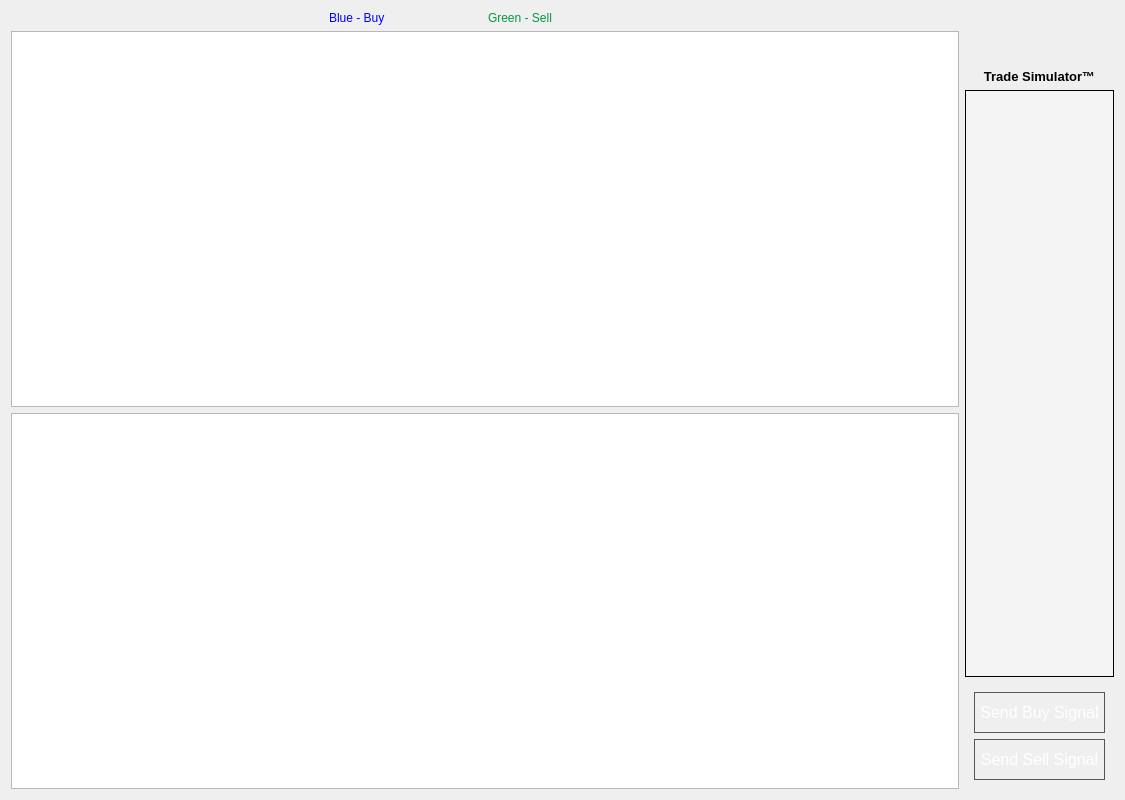
Qt form GUI_Mohammad_Trade_Simulator/tradesimulator.ui (mobeigi/Algorithmic-Trading) before a commit.
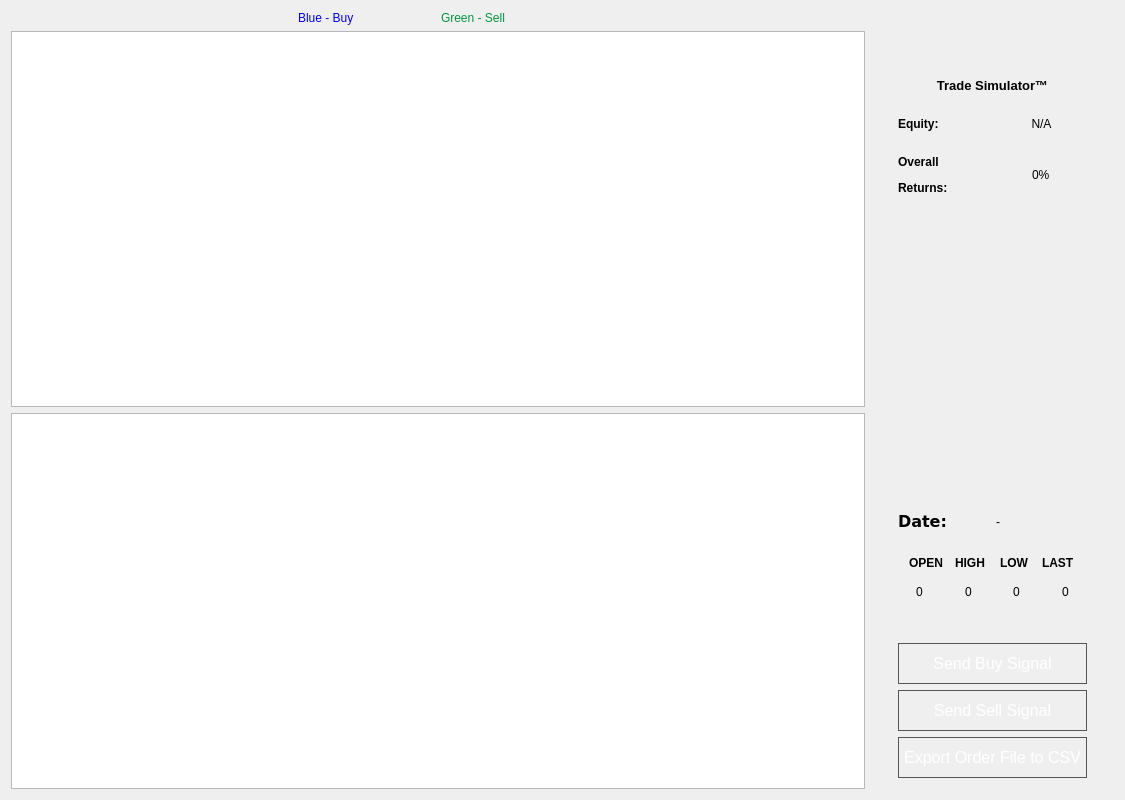
The same form after that commit. Icons and pictures are not drawn.

Commit message: Add completed trade simulator

Diff of the .ui file:
```diff
--- a/GUI_Mohammad_Trade_Simulator/tradesimulator.ui
+++ b/GUI_Mohammad_Trade_Simulator/tradesimulator.ui
@@ -70,6 +70,9 @@
          </item>
         </layout>
        </item>
+       <item>
+        <widget class="QGraphicsView" name="tradeSimulator_graphicsGraphDisplay"/>
+       </item>
        <item>
         <widget class="QTableWidget" name="tradeSimulator_returnsAnalysis">
          <property name="sortingEnabled">
@@ -77,15 +80,19 @@
          </property>
         </widget>
        </item>
-       <item>
-        <widget class="QGraphicsView" name="tradeSimulator_graphicsGraphDisplay"/>
-       </item>
       </layout>
      </item>
      <item>
+      <widget class="QWidget" name="" native="true">
+       <property name="maximumSize">
+        <size>
+         <width>360</width>
+         <height>16777215</height>
+        </size>
+       </property>
       <layout class="QVBoxLayout" name="RightPanel">
        <property name="bottomMargin">
-        <number>0</number>
+         <number>1</number>
        </property>
        <item>
         <spacer name="logoVerticalSpacer">
@@ -172,23 +179,111 @@
         </widget>
        </item>
        <item>
-        <widget class="QFrame" name="SummaryBox">
-         <property name="sizePolicy">
-          <sizepolicy hsizetype="Preferred" vsizetype="MinimumExpanding">
-           <horstretch>0</horstretch>
-           <verstretch>0</verstretch>
-          </sizepolicy>
-         </property>
+         <widget class="QWidget" name="verticalWidget" native="true">
+          <layout class="QVBoxLayout" name="SummaryLayout">
+           <property name="bottomMargin">
+            <number>1</number>
+           </property>
+           <item>
+            <widget class="QWidget" name="horizontalWidget" native="true">
          <property name="minimumSize">
           <size>
            <width>0</width>
            <height>0</height>
           </size>
          </property>
+             <property name="maximumSize">
+              <size>
+               <width>16777215</width>
+               <height>60</height>
+              </size>
+             </property>
+             <layout class="QHBoxLayout" name="equityLine">
+              <item>
+               <widget class="QLabel" name="equity">
          <property name="styleSheet">
-          <string notr="true">background-color: rgb(244, 244, 244);
-border: 1px solid #000;</string>
-         </property>
+                 <string notr="true">font: 14pt &quot;Verdana&quot;;
+border: 0px;</string>
+                </property>
+                <property name="text">
+                 <string>&lt;html&gt;&lt;head/&gt;&lt;body&gt;&lt;p&gt;&lt;span style=&quot; font-weight:600;&quot;&gt;Equity:&lt;/span&gt;&lt;/p&gt;&lt;/body&gt;&lt;/html&gt;</string>
+                </property>
+               </widget>
+              </item>
+              <item>
+               <widget class="QLabel" name="tradeSimulator_companyName">
+                <property name="maximumSize">
+                 <size>
+                  <width>267</width>
+                  <height>16777215</height>
+                 </size>
+                </property>
+                <property name="styleSheet">
+                 <string notr="true">font: 14pt &quot;Verdana&quot;;
+border: 0px;
+</string>
+                </property>
+                <property name="text">
+                 <string>N/A</string>
+                </property>
+                <property name="alignment">
+                 <set>Qt::AlignCenter</set>
+                </property>
+               </widget>
+              </item>
+             </layout>
+            </widget>
+           </item>
+           <item>
+            <widget class="QWidget" name="horizontalWidget_2" native="true">
+             <property name="maximumSize">
+              <size>
+               <width>16777215</width>
+               <height>80</height>
+              </size>
+             </property>
+             <layout class="QHBoxLayout" name="horizontalLayout_4">
+              <item>
+               <widget class="QLabel" name="equity_2">
+                <property name="styleSheet">
+                 <string notr="true">font: 12pt &quot;Verdana&quot;;
+border: 0px;</string>
+                </property>
+                <property name="text">
+                 <string>&lt;html&gt;&lt;head/&gt;&lt;body&gt;&lt;p&gt;&lt;span style=&quot; font-weight:600;&quot;&gt;Overall&lt;/span&gt;&lt;/p&gt;&lt;p&gt;&lt;span style=&quot; font-weight:600;&quot;&gt;Returns:&lt;/span&gt;&lt;/p&gt;&lt;/body&gt;&lt;/html&gt;</string>
+                </property>
+               </widget>
+              </item>
+              <item alignment="Qt::AlignHCenter">
+               <widget class="QLabel" name="tradeSimulator_ongoingReturns">
+                <property name="styleSheet">
+                 <string notr="true">font: 12pt &quot;Verdana&quot;;
+border: 0px;
+</string>
+                </property>
+                <property name="text">
+                 <string>0%</string>
+                </property>
+               </widget>
+              </item>
+             </layout>
+            </widget>
+           </item>
+           <item>
+            <spacer name="verticalSpacer">
+             <property name="orientation">
+              <enum>Qt::Vertical</enum>
+             </property>
+             <property name="sizeHint" stdset="0">
+              <size>
+               <width>20</width>
+               <height>40</height>
+              </size>
+             </property>
+            </spacer>
+           </item>
+           <item>
+            <widget class="QFrame" name="frame">
          <property name="frameShape">
           <enum>QFrame::StyledPanel</enum>
          </property>
@@ -197,6 +292,193 @@
          </property>
         </widget>
        </item>
+           <item>
+            <widget class="QWidget" name="horizontalWidget" native="true">
+             <layout class="QHBoxLayout" name="horizontalLayout">
+              <property name="bottomMargin">
+               <number>1</number>
+              </property>
+              <item>
+               <spacer name="dateSpacer">
+                <property name="orientation">
+                 <enum>Qt::Horizontal</enum>
+                </property>
+                <property name="sizeType">
+                 <enum>QSizePolicy::Fixed</enum>
+                </property>
+                <property name="sizeHint" stdset="0">
+                 <size>
+                  <width>0</width>
+                  <height>1</height>
+                 </size>
+                </property>
+               </spacer>
+              </item>
+              <item>
+               <widget class="QLabel" name="equity_4">
+                <property name="font">
+                 <font>
+                  <family>Verdana</family>
+                  <pointsize>12</pointsize>
+                  <weight>50</weight>
+                  <italic>false</italic>
+                  <bold>false</bold>
+                 </font>
+                </property>
+                <property name="styleSheet">
+                 <string notr="true">font: 12pt &quot;Verdana&quot;;
+border: 0px;</string>
+                </property>
+                <property name="text">
+                 <string>&lt;html&gt;&lt;head/&gt;&lt;body&gt;&lt;p&gt;&lt;span style=&quot; font-weight:600;&quot;&gt;Date:&lt;/span&gt;&lt;/p&gt;&lt;/body&gt;&lt;/html&gt;</string>
+                </property>
+               </widget>
+              </item>
+              <item>
+               <widget class="QLabel" name="tradeSimulator_curDate">
+                <property name="styleSheet">
+                 <string notr="true">font: 12pt &quot;Verdana&quot;;
+border: 0px;
+</string>
+                </property>
+                <property name="text">
+                 <string>-</string>
+                </property>
+               </widget>
+              </item>
+             </layout>
+            </widget>
+           </item>
+           <item>
+            <widget class="QWidget" name="verticalWidget_2" native="true">
+             <property name="maximumSize">
+              <size>
+               <width>16777215</width>
+               <height>100</height>
+              </size>
+             </property>
+             <layout class="QVBoxLayout" name="verticalLayout_3">
+              <item>
+               <widget class="QWidget" name="horizontalWidget_4" native="true">
+                <layout class="QHBoxLayout" name="horizontalLayout_6">
+                 <item alignment="Qt::AlignHCenter">
+                  <widget class="QLabel" name="equity_8">
+                   <property name="styleSheet">
+                    <string notr="true">font: 12pt &quot;Verdana&quot;;
+font-weight: bold;
+</string>
+                   </property>
+                   <property name="text">
+                    <string>OPEN</string>
+                   </property>
+                  </widget>
+                 </item>
+                 <item alignment="Qt::AlignHCenter">
+                  <widget class="QLabel" name="equity_9">
+                   <property name="styleSheet">
+                    <string notr="true">font: 12pt &quot;Verdana&quot;;
+font-weight: bold;
+</string>
+                   </property>
+                   <property name="text">
+                    <string>HIGH</string>
+                   </property>
+                  </widget>
+                 </item>
+                 <item alignment="Qt::AlignHCenter">
+                  <widget class="QLabel" name="equity_10">
+                   <property name="styleSheet">
+                    <string notr="true">font: 12pt &quot;Verdana&quot;;
+font-weight: bold;
+</string>
+                   </property>
+                   <property name="text">
+                    <string>LOW</string>
+                   </property>
+                  </widget>
+                 </item>
+                 <item alignment="Qt::AlignHCenter">
+                  <widget class="QLabel" name="equity_11">
+                   <property name="styleSheet">
+                    <string notr="true">font: 12pt &quot;Verdana&quot;;
+font-weight: bold;
+</string>
+                   </property>
+                   <property name="text">
+                    <string>LAST</string>
+                   </property>
+                  </widget>
+                 </item>
+                </layout>
+               </widget>
+              </item>
+              <item>
+               <layout class="QHBoxLayout" name="horizontalLayout_5">
+                <property name="topMargin">
+                 <number>0</number>
+                </property>
+                <item alignment="Qt::AlignHCenter">
+                 <widget class="QLabel" name="open_price">
+                  <property name="styleSheet">
+                   <string notr="true">font: 10pt &quot;Verdana&quot;;
+border: 0px;</string>
+                  </property>
+                  <property name="text">
+                   <string>0</string>
+                  </property>
+                 </widget>
+                </item>
+                <item alignment="Qt::AlignHCenter">
+                 <widget class="QLabel" name="high_price">
+                  <property name="styleSheet">
+                   <string notr="true">font: 10pt &quot;Verdana&quot;;
+border: 0px;</string>
+                  </property>
+                  <property name="text">
+                   <string>0</string>
+                  </property>
+                 </widget>
+                </item>
+                <item alignment="Qt::AlignHCenter">
+                 <widget class="QLabel" name="low_price">
+                  <property name="styleSheet">
+                   <string notr="true">font: 10pt &quot;Verdana&quot;;
+border: 0px;</string>
+                  </property>
+                  <property name="text">
+                   <string>0</string>
+                  </property>
+                 </widget>
+                </item>
+                <item alignment="Qt::AlignHCenter">
+                 <widget class="QLabel" name="last_price">
+                  <property name="styleSheet">
+                   <string notr="true">font: 10pt &quot;Verdana&quot;;
+border: 0px;</string>
+                  </property>
+                  <property name="text">
+                   <string>0</string>
+                  </property>
+                 </widget>
+                </item>
+               </layout>
+              </item>
+             </layout>
+            </widget>
+           </item>
+           <item alignment="Qt::AlignHCenter">
+            <widget class="QLabel" name="simulator_error_box">
+             <property name="autoFillBackground">
+              <bool>false</bool>
+             </property>
+             <property name="styleSheet">
+              <string notr="true">color: rgb(255, 0, 0);</string>
+             </property>
+             <property name="text">
+              <string/>
+             </property>
+            </widget>
+           </item>
        <item>
         <widget class="QWidget" name="verticalWidget" native="true">
          <property name="minimumSize">
@@ -208,7 +490,7 @@
          <property name="maximumSize">
           <size>
            <width>16777215</width>
-           <height>120</height>
+               <height>200</height>
           </size>
          </property>
          <layout class="QVBoxLayout" name="Buttons">
@@ -302,10 +584,59 @@
             </property>
            </widget>
           </item>
+              <item>
+               <widget class="QPushButton" name="exportOrderFileButton">
+                <property name="toolTip">
+                 <string>&lt;html&gt;&lt;head/&gt;&lt;body&gt;&lt;p&gt;Export recorded simulation data to an order CSV file.&lt;/p&gt;&lt;/body&gt;&lt;/html&gt;</string>
+                </property>
+                <property name="styleSheet">
+                 <string notr="true">#TradeSimulator QPushButton {
+background: qradialgradient(cx: 0.3, cy: -0.4,
+fx: 0.3, fy: -0.4,
+radius: 1.35, stop: 0 #fff, stop: 1 #3498db);
+border: 1px solid #555;
+font-family: Arial;
+color: #ffffff;
+font-size: 16px;
+padding: 10px 5px 10px 5px;
+text-decoration: none;
+}
+
+#TradeSimulator QPushButton:hover {
+background: qradialgradient(cx: 0.3, cy: -0.4,
+fx: 0.3, fy: -0.4,
+radius: 1.35, stop: 0 #fff, stop: 1 #3cb1ff);
+}
+
+#TradeSimulator QPushButton:pressed {
+background: qradialgradient(cx: 0.3, cy: -0.4,
+fx: 0.3, fy: -0.4,
+radius: 1.35, stop: 0 #fff, stop: 1 #3498db);
+}</string>
+                </property>
+                <property name="text">
+                 <string>Export Order File to CSV</string>
+                </property>
+                <property name="icon">
+                 <iconset resource="resources.qrc">
+                  <normaloff>:/images/resources/run_program.gif</normaloff>:/images/resources/run_program.gif</iconset>
+                </property>
+                <property name="iconSize">
+                 <size>
+                  <width>32</width>
+                  <height>32</height>
+                 </size>
+                </property>
+               </widget>
+              </item>
          </layout>
         </widget>
        </item>
       </layout>
+         </widget>
+        </item>
+       </layout>
+      </widget>
      </item>
     </layout>
    </item>
```
Left out of the diff: 4 changed lines with no effect on the pictures. Lines whose indentation alone changed are shown as unchanged. The commit also changes 7 other files.
